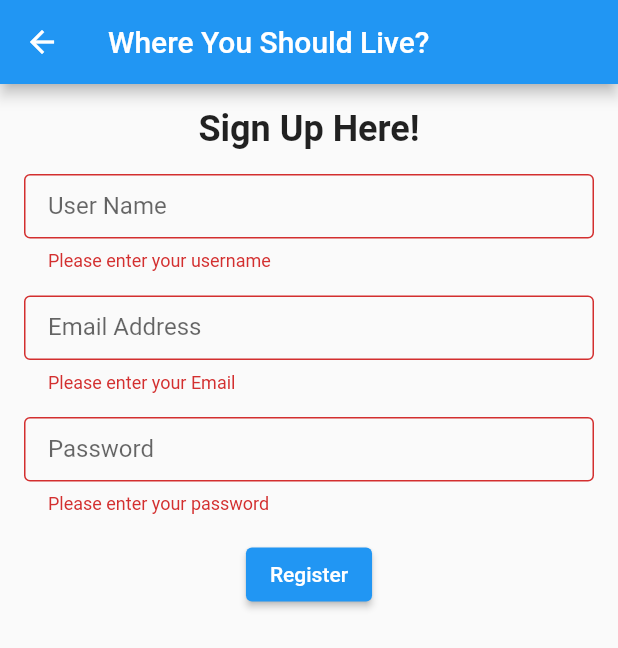
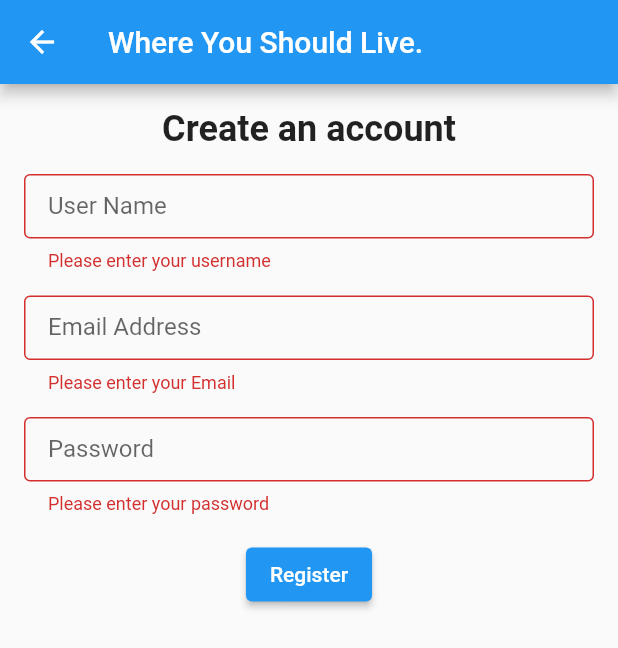
Before and after one commit to IT314-Group-34/IT314_project_34, a Flutter app: the SignUpPage screen opened directly, after a tap on "Register", on a phone screen of 412 x 824 dp. Shown: the top 648 px of the screen. Run offline on Flutter 3.47's test engine with Material 2 defaults, Android fonts, the light colour scheme and no system bars; our stand-ins replace cloud_firestore, firebase_auth, firebase_core, get, google_fonts, google_sign_in and 3 more; accounts and stored records are empty; key blocks and very long unbroken strings in the code were emptied for the run.

Commit message:
Update sign_up.dart

```diff
--- a/where_should_you_live/lib/sign_up.dart
+++ b/where_should_you_live/lib/sign_up.dart
@@ -17,7 +17,7 @@ class _SignUpPageState extends State<SignUpPage> {
   Widget build(BuildContext context) {
     return Scaffold(
       appBar: AppBar(
-        title: Text('Where You Should Live?'),
+        title: Text('Where You Should Live.'),
       ),
       body: SingleChildScrollView(
         child: Padding(
@@ -26,7 +26,7 @@ class _SignUpPageState extends State<SignUpPage> {
             mainAxisAlignment: MainAxisAlignment.center,
             children: [
               Text(
-                'Sign Up Here!',
+                'Create an account',
                 textAlign: TextAlign.center,
                 style: TextStyle(
                   fontSize: 24.0,
@@ -59,11 +59,18 @@ class _SignUpPageState extends State<SignUpPage> {
                       validator: (value) {
                         if (value!.isEmpty) {
                           return 'Please enter your username';
+                        } else if (value.contains(' ')) {
+                          return 'User Name should not contain space.';
+                        } else if (!value
+                            .contains(new RegExp(r'^[a-z0-9]+$'))) {
+                          return 'Username must contain only lowercase letters';
+                        } else if (!RegExp(r'\d').hasMatch(value)) {
+                          return 'Username must contain at least one number';
                         }
                         return null;
                       },
                       onSaved: (value) {
-// save the value to the username variable
+                        // save the value to the username variable
                       },
                     ),
                     const SizedBox(height: 16),
@@ -87,6 +94,8 @@ class _SignUpPageState extends State<SignUpPage> {
                       validator: (value) {
                         if (value!.isEmpty) {
                           return 'Please enter your Email';
+                        } else if (value.contains(' ')) {
+                          return 'Email should not contain space.';
                         }
                         if (!value.contains('@')) {
                           return 'Please enter a valid email address';
@@ -117,20 +126,25 @@ class _SignUpPageState extends State<SignUpPage> {
                       keyboardType: TextInputType.text,
                       textInputAction: TextInputAction.done,
                       validator: (value) {
-                        if (value == null || value.isEmpty) {
+                        if (value!.isEmpty) {
                           return 'Please enter your password';
-                        }
-                        if (value.length < 8) {
-                          return 'Password must be at least 8 characters long';
-                        }
-                        if (!RegExp(r'[A-Z]').hasMatch(value)) {
-                          return 'Password must contain at least one uppercase letter';
-                        }
-                        if (!RegExp(r'[0-9]').hasMatch(value)) {
-                          return 'Password must contain at least one number';
-                        }
-                        if (!RegExp(r'[!@#\$&*~]').hasMatch(value)) {
-                          return 'Password must contain at least one special character (!,@,#,\$,&,*,~)';
+                        } else if (value.contains(' ')) {
+                          return 'Password should not contain any spaces';
+                        } else if (value.length < 12) {
+                          return 'Password must be at least 12 characters long';
+                        } else if (!RegExp(
+                                r'^(?=.*?[A-Z])(?=.*?[a-z])(?=.*?[0-9])(?=.*?[!@#\$&*~]).{12,}$')
+                            .hasMatch(value)) {
+                          ScaffoldMessenger.of(context).showSnackBar(
+                            SnackBar(
+                                content: Text(
+                                    'Password must contain at least one uppercase letter, one lowercase letter, one number, and one special character (!@#\$&*~).'),
+                                action: SnackBarAction(
+                                  label: 'OK',
+                                  onPressed: () {},
+                                )),
+                          );
+                          return null;
                         }
                         return null;
                       },
```
